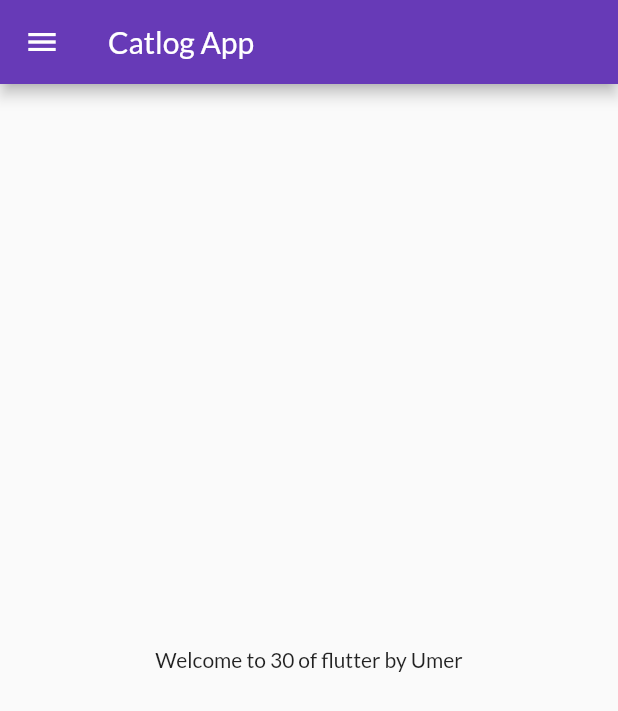
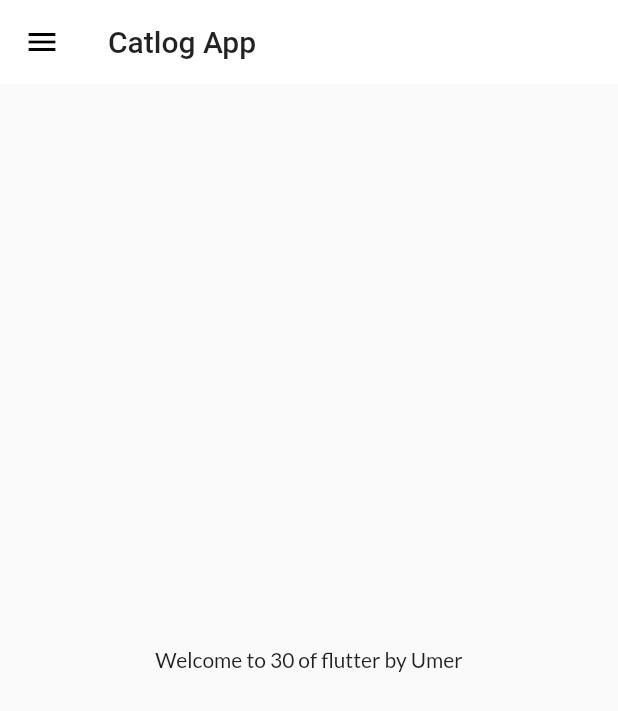
Before and after one commit to umerbaig1125/flutter_catalog, a Flutter app: the screen it shows after launch, on a phone screen of 412 x 824 dp. Shown: the top 711 px of the screen. Run offline on Flutter 3.47's test engine with Material 2 defaults, Android fonts, the phone set to English and light mode, and no system bars; our stand-ins replace google_fonts.

Commit message:
theme extracted

```diff
--- a/lib/main.dart
+++ b/lib/main.dart
@@ -2,6 +2,7 @@ import 'package:flutter/material.dart';
 import 'package:flutter_catalog/pages/home_page.dart';
 import 'package:flutter_catalog/pages/login_page.dart';
 import 'package:flutter_catalog/utils/routes.dart';
+import 'package:flutter_catalog/widgets/themes.dart';
 import 'package:google_fonts/google_fonts.dart';
 
 void main() {
@@ -13,14 +14,9 @@ class MyApp extends StatelessWidget {
   Widget build(BuildContext context) {
     return MaterialApp(
       themeMode: ThemeMode.light,
-      theme: ThemeData(
-        primarySwatch: Colors.deepPurple,
-        fontFamily: GoogleFonts.lato().fontFamily,
-      ),
+      theme: MyTheme.lightTheme(context),
+      darkTheme: MyTheme.darkTheme(context),
       debugShowCheckedModeBanner: false,
-      darkTheme: ThemeData(
-        brightness: Brightness.dark,
-      ),
       initialRoute: MyRoute.homeRoute,
       routes: {
         "/": (context) => LoginPage(),
--- /dev/null
+++ b/lib/widgets/themes.dart
@@ -0,0 +1,21 @@
+import 'package:flutter/material.dart';
+import 'package:google_fonts/google_fonts.dart';
+
+class MyTheme {
+  static ThemeData lightTheme(BuildContext context) => ThemeData(
+        primarySwatch: Colors.deepPurple,
+        fontFamily: GoogleFonts.lato().fontFamily,
+        appBarTheme: AppBarTheme(
+          color: Colors.white,
+          elevation: 0.0,
+          iconTheme: IconThemeData(
+            color: Colors.black,
+          ),
+          textTheme: Theme.of(context).textTheme,
+        ),
+      );
+
+  static ThemeData darkTheme(BuildContext context) => ThemeData(
+        brightness: Brightness.dark,
+      );
+}
```
Also changed, not shown: lib/pages/home_page.dart (+6 -2 lines).
